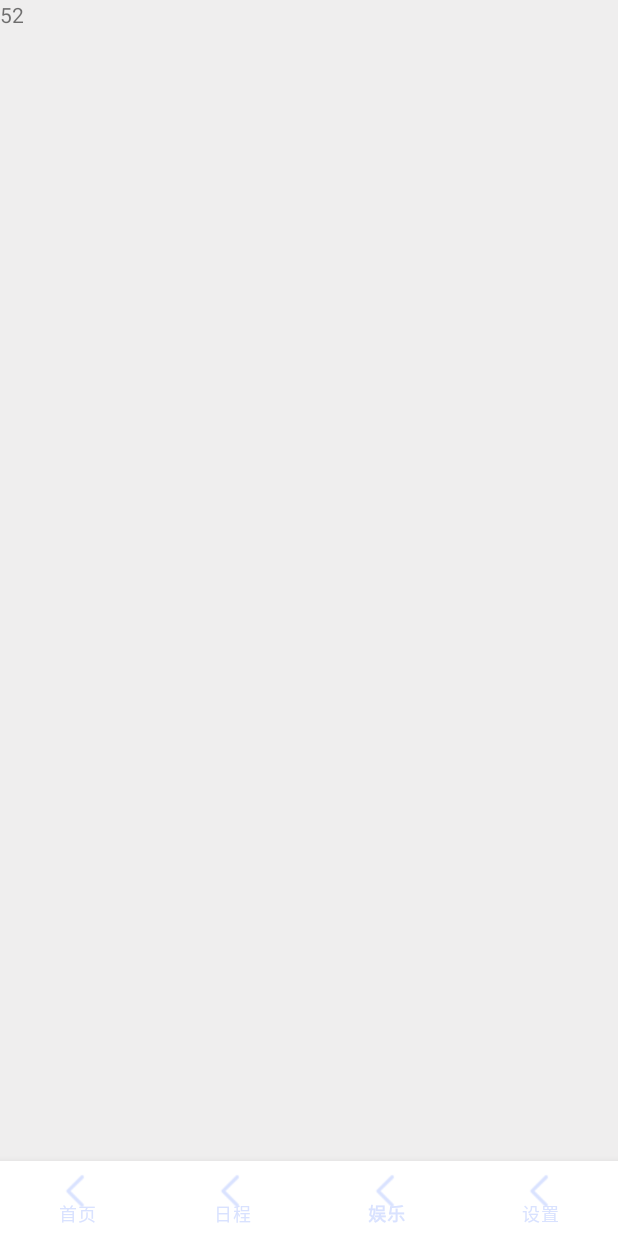
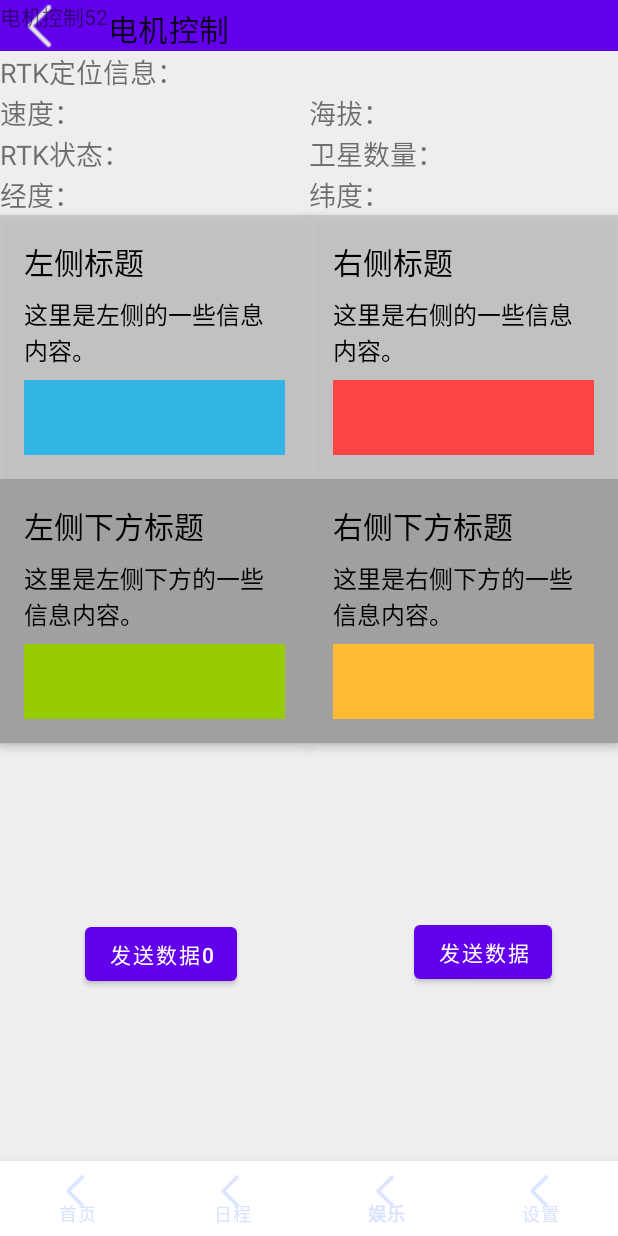
Before and after one commit to Wangshenggui/SeedSysAndroidAPP, an Android app: the RTKSettingActivity screen opened directly, with no data from a screen before it, item 3 of the bottom bar chosen, on a phone screen of 412 x 824 dp. Run offline under Robolectric (Android 15) with nearby library versions, the phone set to English and light mode, and no system bars.

Commit message:
添加了基本UI，还需获取和更新数据

```diff
--- a/app/src/main/java/com/example/seedingsystemandroidapp/RTKSettingActivity.java
+++ b/app/src/main/java/com/example/seedingsystemandroidapp/RTKSettingActivity.java
@@ -10,8 +10,8 @@ import androidx.fragment.app.Fragment;
 import androidx.fragment.app.FragmentManager;
 import androidx.fragment.app.FragmentTransaction;
 
-import com.example.seedingsystemandroidapp.RTKSettingFragment.GameFragment;
 import com.example.seedingsystemandroidapp.RTKSettingFragment.HomeFragment;
+import com.example.seedingsystemandroidapp.RTKSettingFragment.MotorControlFragment;
 import com.example.seedingsystemandroidapp.RTKSettingFragment.PlanFragment;
 import com.example.seedingsystemandroidapp.RTKSettingFragment.SettingFragment;
 import com.google.android.material.bottomnavigation.BottomNavigationView;
@@ -39,9 +39,9 @@ public class RTKSettingActivity extends AppCompatActivity {
     private void initFragment() {
         HomeFragment mHomeFragment = new HomeFragment();
         PlanFragment mPlanFragment = new PlanFragment();
-        GameFragment mGameFragment = new GameFragment();
+        MotorControlFragment mMotorControlFragment = new MotorControlFragment();
         SettingFragment mSettingFragment = new SettingFragment();
-        fragments = new Fragment[]{mHomeFragment, mPlanFragment, mGameFragment, mSettingFragment};
+        fragments = new Fragment[]{mHomeFragment, mPlanFragment, mMotorControlFragment, mSettingFragment};
         mFragmentManager = getSupportFragmentManager();
         // 默认显示HomeFragment
         lastFragment = 0;
@@ -97,7 +97,7 @@ public class RTKSettingActivity extends AppCompatActivity {
     }
 
     private void updateGameFragmentText(String text) {
-        GameFragment gameFragment = (GameFragment) fragments[2];
+        MotorControlFragment gameFragment = (MotorControlFragment) fragments[2];
         if (gameFragment != null) {
             gameFragment.updateText(text);
         }
--- a/app/src/main/java/com/example/seedingsystemandroidapp/RTKSettingFragment/GameFragment.java
+++ b/app/src/main/java/com/example/seedingsystemandroidapp/RTKSettingFragment/MotorControlFragment.java
@@ -12,13 +12,13 @@ import androidx.fragment.app.Fragment;
 
 import com.example.seedingsystemandroidapp.R;
 
-public class GameFragment extends Fragment {
+public class MotorControlFragment extends Fragment {
 
     private TextView textView;
     private int count = 0;
     private Handler handler;
 
-    public GameFragment() {
+    public MotorControlFragment() {
         // Required empty public constructor
     }
 
@@ -31,7 +31,7 @@ public class GameFragment extends Fragment {
     @Override
     public View onCreateView(LayoutInflater inflater, ViewGroup container,
                              Bundle savedInstanceState) {
-        View view = inflater.inflate(R.layout.fragment_game, container, false);
+        View view = inflater.inflate(R.layout.fragment_motor_control, container, false);
         textView = view.findViewById(R.id.text_view); // 假设布局文件中有一个TextView，ID为text_view
         startCounting();
         return view;
@@ -43,7 +43,7 @@ public class GameFragment extends Fragment {
             public void run() {
                 count++;
                 if (textView != null) {
-                    textView.setText(String.valueOf(count));
+                    textView.setText("电机控制" + String.valueOf(count));
                 }
                 handler.postDelayed(this, 100);
             }
@@ -58,7 +58,7 @@ public class GameFragment extends Fragment {
 
     public void updateText(String text) {
         if (textView != null) {
-            textView.setText(text);
+            textView.setText("电机控制" + text);
         }
     }
 }
--- a/app/src/main/res/layout/fragment_game.xml
+++ /dev/null
@@ -1,15 +0,0 @@
-<?xml version="1.0" encoding="utf-8"?>
-<FrameLayout xmlns:android="http://schemas.android.com/apk/res/android"
-    xmlns:tools="http://schemas.android.com/tools"
-    android:layout_width="match_parent"
-    android:layout_height="match_parent"
-    tools:context=".RTKSettingFragment.GameFragment">
-
-    <!-- TODO: Update blank fragment layout -->
-    <TextView
-        android:id="@+id/text_view"
-        android:layout_width="match_parent"
-        android:layout_height="match_parent"
-        android:text="3" />
-
-</FrameLayout>
--- /dev/null
+++ b/app/src/main/res/layout/fragment_motor_control.xml
@@ -0,0 +1,326 @@
+<?xml version="1.0" encoding="utf-8"?>
+<androidx.constraintlayout.widget.ConstraintLayout xmlns:android="http://schemas.android.com/apk/res/android"
+    xmlns:tools="http://schemas.android.com/tools"
+    android:layout_width="match_parent"
+    android:layout_height="match_parent"
+    xmlns:app="http://schemas.android.com/apk/res-auto"
+    tools:context=".RTKSettingFragment.MotorControlFragment">
+
+
+    <!-- TODO: Update blank fragment layout -->
+
+
+    <androidx.appcompat.widget.Toolbar
+        android:id="@+id/Toolbar"
+        android:layout_width="match_parent"
+        android:layout_height="34dp"
+        android:background="?attr/colorPrimary"
+        android:elevation="0dp"
+        android:theme="@style/ThemeOverlay.AppCompat.ActionBar"
+        app:layout_constraintTop_toTopOf="parent"
+        app:navigationIcon="@drawable/ic_back"
+        app:popupTheme="@style/ThemeOverlay.AppCompat.Light"
+        app:title="电机控制" />
+
+    <TextView
+        android:id="@+id/RTKTextView"
+        android:layout_width="wrap_content"
+        android:layout_height="wrap_content"
+        android:text="RTK定位信息："
+        android:textSize="18sp"
+        app:layout_constraintTop_toBottomOf="@id/Toolbar"
+        tools:ignore="MissingConstraints" />
+
+    <TextView
+        android:id="@+id/SpeedTextView"
+        android:layout_width="0dp"
+        android:layout_height="wrap_content"
+        android:text="速度："
+        android:textSize="18sp"
+        app:layout_constraintTop_toBottomOf="@id/RTKTextView"
+        app:layout_constraintStart_toStartOf="parent"
+        app:layout_constraintEnd_toStartOf="@+id/guideline" />
+
+    <TextView
+        android:id="@+id/altiTextView"
+        android:layout_width="0dp"
+        android:layout_height="wrap_content"
+        android:text="海拔："
+        android:textSize="18sp"
+        app:layout_constraintTop_toBottomOf="@id/RTKTextView"
+        app:layout_constraintStart_toEndOf="@+id/guideline"
+        app:layout_constraintEnd_toEndOf="parent" />
+
+    <TextView
+        android:id="@+id/RTKStatusTextView"
+        android:layout_width="0dp"
+        android:layout_height="wrap_content"
+        android:text="RTK状态："
+        android:textSize="18sp"
+        app:layout_constraintTop_toBottomOf="@id/SpeedTextView"
+        app:layout_constraintStart_toStartOf="parent"
+        app:layout_constraintEnd_toStartOf="@id/guideline" />
+
+    <TextView
+        android:id="@+id/RTKHCSDSTextView"
+        android:layout_width="0dp"
+        android:layout_height="wrap_content"
+        android:text="卫星数量："
+        android:textSize="18sp"
+        app:layout_constraintTop_toBottomOf="@id/SpeedTextView"
+        app:layout_constraintStart_toEndOf="@id/guideline"
+        app:layout_constraintEnd_toEndOf="parent" />
+
+    <TextView
+        android:id="@+id/lonTextView"
+        android:layout_width="0dp"
+        android:layout_height="wrap_content"
+        android:text="经度："
+        android:textSize="18sp"
+        app:layout_constraintTop_toBottomOf="@id/RTKStatusTextView"
+        app:layout_constraintStart_toStartOf="parent"
+        app:layout_constraintEnd_toStartOf="@id/guideline" />
+
+    <TextView
+        android:id="@+id/latTextView"
+        android:layout_width="0dp"
+        android:layout_height="wrap_content"
+        android:text="纬度："
+        android:textSize="18sp"
+        app:layout_constraintTop_toBottomOf="@id/RTKHCSDSTextView"
+        app:layout_constraintStart_toEndOf="@id/guideline"
+        app:layout_constraintEnd_toEndOf="parent" />
+
+    <!-- 左侧容器 -->
+    <androidx.constraintlayout.widget.ConstraintLayout
+        android:id="@+id/leftContainer"
+        android:layout_width="0dp"
+        android:layout_height="wrap_content"
+        android:background="#C0C0C0C0"
+        android:elevation="4dp"
+        android:padding="16dp"
+        app:layout_constraintEnd_toStartOf="@id/guideline"
+        app:layout_constraintStart_toStartOf="parent"
+        app:layout_constraintTop_toBottomOf="@id/lonTextView">
+
+        <!-- 左侧标题 -->
+        <TextView
+            android:id="@+id/leftTitle"
+            android:layout_width="0dp"
+            android:layout_height="wrap_content"
+            android:text="左侧标题"
+            android:textColor="@android:color/black"
+            android:textSize="20sp"
+            app:layout_constraintEnd_toEndOf="parent"
+            app:layout_constraintStart_toStartOf="parent"
+            app:layout_constraintTop_toTopOf="parent" />
+
+        <!-- 左侧信息 -->
+        <TextView
+            android:id="@+id/leftInfo"
+            android:layout_width="0dp"
+            android:layout_height="wrap_content"
+            android:layout_marginTop="8dp"
+            android:text="这里是左侧的一些信息内容。"
+            android:textColor="@android:color/black"
+            android:textSize="16sp"
+            app:layout_constraintEnd_toEndOf="parent"
+            app:layout_constraintStart_toStartOf="parent"
+            app:layout_constraintTop_toBottomOf="@id/leftTitle" />
+
+        <!-- 左侧色块 -->
+        <View
+            android:id="@+id/leftColorBlock"
+            android:layout_width="0dp"
+            android:layout_height="50dp"
+            android:layout_marginTop="8dp"
+            android:background="@android:color/holo_blue_light"
+            app:layout_constraintEnd_toEndOf="parent"
+            app:layout_constraintStart_toStartOf="parent"
+            app:layout_constraintTop_toBottomOf="@id/leftInfo" />
+    </androidx.constraintlayout.widget.ConstraintLayout>
+
+    <!-- 右侧容器 -->
+    <androidx.constraintlayout.widget.ConstraintLayout
+        android:id="@+id/rightContainer"
+        android:layout_width="0dp"
+        android:layout_height="wrap_content"
+        android:background="#C0C0C0C0"
+        android:elevation="4dp"
+        android:padding="16dp"
+        app:layout_constraintEnd_toEndOf="parent"
+        app:layout_constraintStart_toEndOf="@id/guideline"
+        app:layout_constraintTop_toBottomOf="@id/latTextView">
+
+        <!-- 右侧标题 -->
+        <TextView
+            android:id="@+id/rightTitle"
+            android:layout_width="0dp"
+            android:layout_height="wrap_content"
+            android:text="右侧标题"
+            android:textColor="@android:color/black"
+            android:textSize="20sp"
+            app:layout_constraintEnd_toEndOf="parent"
+            app:layout_constraintStart_toStartOf="parent"
+            app:layout_constraintTop_toTopOf="parent" />
+
+        <!-- 右侧信息 -->
+        <TextView
+            android:id="@+id/rightInfo"
+            android:layout_width="0dp"
+            android:layout_height="wrap_content"
+            android:layout_marginTop="8dp"
+            android:text="这里是右侧的一些信息内容。"
+            android:textColor="@android:color/black"
+            android:textSize="16sp"
+            app:layout_constraintEnd_toEndOf="parent"
+            app:layout_constraintStart_toStartOf="parent"
+            app:layout_constraintTop_toBottomOf="@id/rightTitle" />
+
+        <!-- 右侧色块 -->
+        <View
+            android:id="@+id/rightColorBlock"
+            android:layout_width="0dp"
+            android:layout_height="50dp"
+            android:layout_marginTop="8dp"
+            android:background="@android:color/holo_red_light"
+            app:layout_constraintEnd_toEndOf="parent"
+            app:layout_constraintStart_toStartOf="parent"
+            app:layout_constraintTop_toBottomOf="@id/rightInfo" />
+    </androidx.constraintlayout.widget.ConstraintLayout>
+
+    <!-- 左侧下方容器 -->
+    <androidx.constraintlayout.widget.ConstraintLayout
+        android:id="@+id/leftBottomContainer"
+        android:layout_width="0dp"
+        android:layout_height="wrap_content"
+        android:background="#A0A0A0"
+        android:elevation="4dp"
+        android:padding="16dp"
+        app:layout_constraintEnd_toStartOf="@id/guideline"
+        app:layout_constraintStart_toStartOf="parent"
+        app:layout_constraintTop_toBottomOf="@id/leftContainer">
+
+        <!-- 左侧下方标题 -->
+        <TextView
+            android:id="@+id/leftBottomTitle"
+            android:layout_width="0dp"
+            android:layout_height="wrap_content"
+            android:text="左侧下方标题"
+            android:textColor="@android:color/black"
+            android:textSize="20sp"
+            app:layout_constraintEnd_toEndOf="parent"
+            app:layout_constraintStart_toStartOf="parent"
+            app:layout_constraintTop_toTopOf="parent" />
+
+        <!-- 左侧下方信息 -->
+        <TextView
+            android:id="@+id/leftBottomInfo"
+            android:layout_width="0dp"
+            android:layout_height="wrap_content"
+            android:layout_marginTop="8dp"
+            android:text="这里是左侧下方的一些信息内容。"
+            android:textColor="@android:color/black"
+            android:textSize="16sp"
+            app:layout_constraintEnd_toEndOf="parent"
+            app:layout_constraintStart_toStartOf="parent"
+            app:layout_constraintTop_toBottomOf="@id/leftBottomTitle" />
+
+        <!-- 左侧下方色块 -->
+        <View
+            android:id="@+id/leftBottomColorBlock"
+            android:layout_width="0dp"
+            android:layout_height="50dp"
+            android:layout_marginTop="8dp"
+            android:background="@android:color/holo_green_light"
+            app:layout_constraintEnd_toEndOf="parent"
+            app:layout_constraintStart_toStartOf="parent"
+            app:layout_constraintTop_toBottomOf="@id/leftBottomInfo" />
+    </androidx.constraintlayout.widget.ConstraintLayout>
+
+    <!-- 右侧下方容器 -->
+    <androidx.constraintlayout.widget.ConstraintLayout
+        android:id="@+id/rightBottomContainer"
+        android:layout_width="0dp"
+        android:layout_height="wrap_content"
+        android:background="#A0A0A0"
+        android:elevation="4dp"
+        android:padding="16dp"
+        app:layout_constraintEnd_toEndOf="parent"
+        app:layout_constraintStart_toEndOf="@id/guideline"
+        app:layout_constraintTop_toBottomOf="@id/rightContainer">
+
+        <!-- 右侧下方标题 -->
+        <TextView
+            android:id="@+id/rightBottomTitle"
+            android:layout_width="0dp"
+            android:layout_height="wrap_content"
+            android:text="右侧下方标题"
+            android:textColor="@android:color/black"
+            android:textSize="20sp"
+            app:layout_constraintEnd_toEndOf="parent"
+            app:layout_constraintStart_toStartOf="parent"
+            app:layout_constraintTop_toTopOf="parent" />
+
+        <!-- 右侧下方信息 -->
+        <TextView
+            android:id="@+id/rightBottomInfo"
+            android:layout_width="0dp"
+            android:layout_height="wrap_content"
+            android:layout_marginTop="8dp"
+            android:text="这里是右侧下方的一些信息内容。"
+            android:textColor="@android:color/black"
+            android:textSize="16sp"
+            app:layout_constraintEnd_toEndOf="parent"
+            app:layout_constraintStart_toStartOf="parent"
+            app:layout_constraintTop_toBottomOf="@id/rightBottomTitle" />
+
+        <!-- 右侧下方色块 -->
+        <View
+            android:id="@+id/rightBottomColorBlock"
+            android:layout_width="0dp"
+            android:layout_height="50dp"
+            android:layout_marginTop="8dp"
+            android:background="@android:color/holo_orange_light"
+            app:layout_constraintEnd_toEndOf="parent"
+            app:layout_constraintStart_toStartOf="parent"
+            app:layout_constraintTop_toBottomOf="@id/rightBottomInfo" />
+    </androidx.constraintlayout.widget.ConstraintLayout>
+
+    <androidx.constraintlayout.widget.Guideline
+        android:id="@+id/guideline"
+        android:layout_width="0dp"
+        android:layout_height="wrap_content"
+        android:orientation="vertical"
+        app:layout_constraintGuide_percent="0.5" />
+
+    <Button
+        android:id="@+id/SendDataButton"
+        android:layout_width="wrap_content"
+        android:layout_height="wrap_content"
+        android:text="发送数据"
+        app:layout_constraintBottom_toBottomOf="parent"
+        app:layout_constraintEnd_toEndOf="parent"
+        app:layout_constraintHorizontal_bias="0.863"
+        app:layout_constraintStart_toStartOf="parent"
+        app:layout_constraintTop_toBottomOf="@+id/rightBottomContainer" />
+
+    <Button
+        android:id="@+id/SendData0Button"
+        android:layout_width="wrap_content"
+        android:layout_height="wrap_content"
+        android:text="发送数据0"
+        app:layout_constraintBottom_toBottomOf="parent"
+        app:layout_constraintEnd_toEndOf="parent"
+        app:layout_constraintHorizontal_bias="0.182"
+        app:layout_constraintStart_toStartOf="parent"
+        app:layout_constraintTop_toBottomOf="@+id/rightBottomContainer"
+        app:layout_constraintVertical_bias="0.505" />
+
+    <TextView
+        android:id="@+id/text_view"
+        android:layout_width="match_parent"
+        android:layout_height="match_parent"
+        android:text="@string/hello_blank_fragment" />
+
+</androidx.constraintlayout.widget.ConstraintLayout>
```
